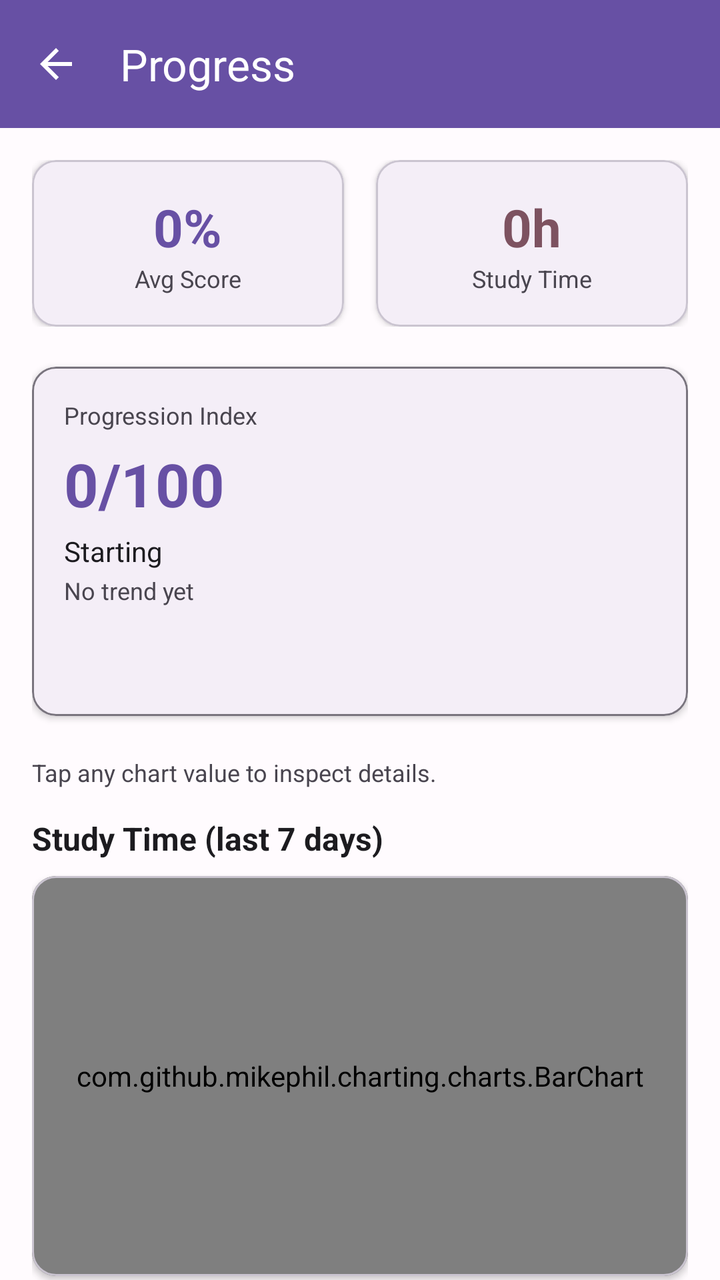
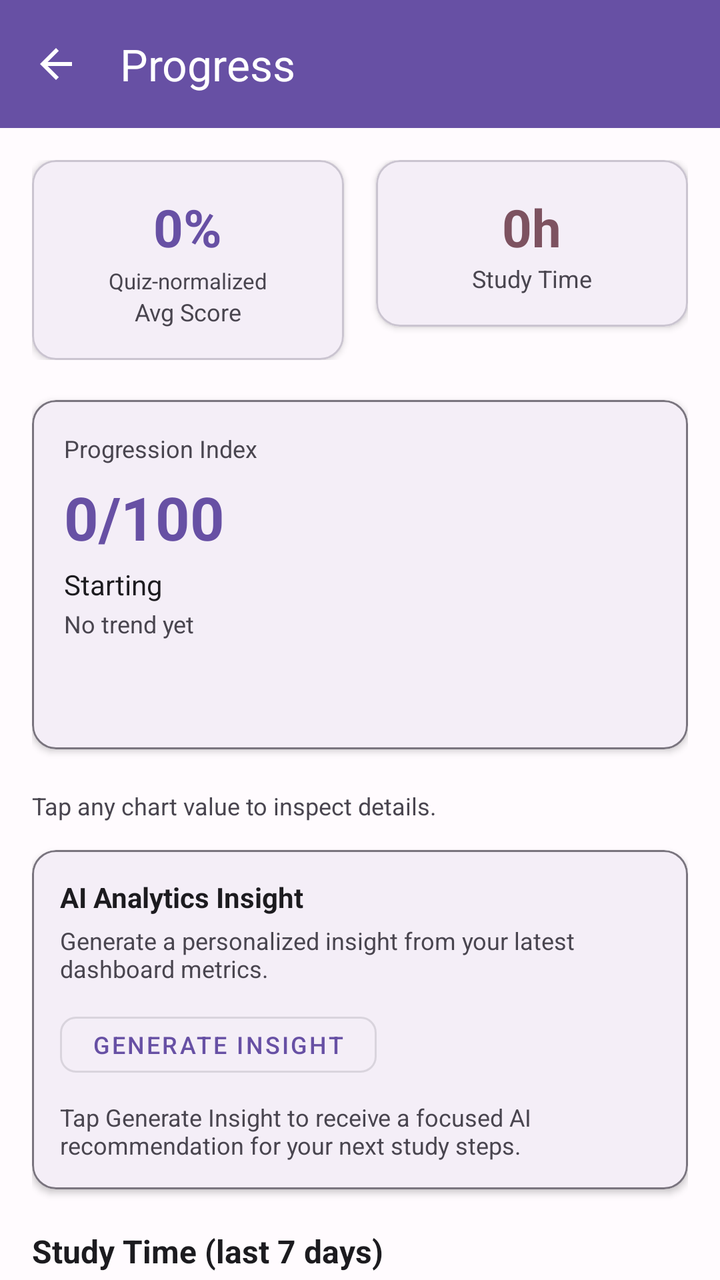

An Android layout rendered at two revisions. The XML below is the earlier revision; the diff shows what the commit changed to produce the second picture.
<!-- AndroidManifest.xml: application theme Theme.StudySyncproject -->
<!-- res/layout/activity_progress.xml -->
<?xml version="1.0" encoding="utf-8"?>
<LinearLayout xmlns:android="http://schemas.android.com/apk/res/android"
    xmlns:app="http://schemas.android.com/apk/res-auto"
    android:layout_width="match_parent"
    android:layout_height="match_parent"
    android:background="@color/background"
    android:orientation="vertical">

    <com.google.android.material.appbar.MaterialToolbar
        android:id="@+id/toolbar"
        android:layout_width="match_parent"
        android:layout_height="?attr/actionBarSize"
        android:background="@color/primary"
        app:navigationIcon="@drawable/ic_arrow_back"
        app:navigationIconTint="@color/on_primary"
        app:title="Progress"
        app:titleTextColor="@color/on_primary" />

    <ScrollView
        android:layout_width="match_parent"
        android:layout_height="0dp"
        android:layout_weight="1"
        android:scrollbars="none">

        <LinearLayout
            android:layout_width="match_parent"
            android:layout_height="wrap_content"
            android:orientation="vertical"
            android:padding="16dp">

            
            <LinearLayout
                android:layout_width="match_parent"
                android:layout_height="wrap_content"
                android:layout_marginBottom="20dp"
                android:orientation="horizontal">

                <com.google.android.material.card.MaterialCardView
                    android:layout_width="0dp"
                    android:layout_height="wrap_content"
                    android:layout_marginEnd="8dp"
                    android:layout_weight="1"
                    app:cardCornerRadius="12dp"
                    app:cardElevation="2dp">

                    <LinearLayout
                        android:layout_width="match_parent"
                        android:layout_height="wrap_content"
                        android:gravity="center"
                        android:orientation="vertical"
                        android:padding="16dp">

                        <TextView
                            android:id="@+id/tv_avg_score"
                            android:layout_width="wrap_content"
                            android:layout_height="wrap_content"
                            android:text="0%"
                            android:textColor="@color/primary"
                            android:textSize="26sp"
                            android:textStyle="bold" />

                        <TextView
                            android:layout_width="wrap_content"
                            android:layout_height="wrap_content"
                            android:text="Avg Score"
                            android:textColor="@color/text_secondary"
                            android:textSize="12sp" />
                    </LinearLayout>
                </com.google.android.material.card.MaterialCardView>

                <com.google.android.material.card.MaterialCardView
                    android:layout_width="0dp"
                    android:layout_height="wrap_content"
                    android:layout_marginStart="8dp"
                    android:layout_weight="1"
                    app:cardCornerRadius="12dp"
                    app:cardElevation="2dp">

                    <LinearLayout
                        android:layout_width="match_parent"
                        android:layout_height="wrap_content"
                        android:gravity="center"
                        android:orientation="vertical"
                        android:padding="16dp">

                        <TextView
                            android:id="@+id/tv_total_study"
                            android:layout_width="wrap_content"
                            android:layout_height="wrap_content"
                            android:text="0h"
                            android:textColor="@color/tertiary"
                            android:textSize="26sp"
                            android:textStyle="bold" />

                        <TextView
                            android:layout_width="wrap_content"
                            android:layout_height="wrap_content"
                            android:text="Study Time"
                            android:textColor="@color/text_secondary"
                            android:textSize="12sp" />
                    </LinearLayout>
                </com.google.android.material.card.MaterialCardView>
            </LinearLayout>

            <com.google.android.material.card.MaterialCardView
                android:layout_width="match_parent"
                android:layout_height="wrap_content"
                android:layout_marginBottom="20dp"
                app:cardCornerRadius="12dp"
                app:cardElevation="2dp"
                app:strokeColor="@color/outline"
                app:strokeWidth="1dp">

                <LinearLayout
                    android:layout_width="match_parent"
                    android:layout_height="wrap_content"
                    android:orientation="vertical"
                    android:padding="16dp">

                    <TextView
                        android:layout_width="wrap_content"
                        android:layout_height="wrap_content"
                        android:text="Progression Index"
                        android:textColor="@color/text_secondary"
                        android:textSize="12sp" />

                    <TextView
                        android:id="@+id/tv_progression_index"
                        android:layout_width="wrap_content"
                        android:layout_height="wrap_content"
                        android:layout_marginTop="6dp"
                        android:text="0/100"
                        android:textColor="@color/primary"
                        android:textSize="30sp"
                        android:textStyle="bold" />

                    <TextView
                        android:id="@+id/tv_progression_state"
                        android:layout_width="wrap_content"
                        android:layout_height="wrap_content"
                        android:layout_marginTop="4dp"
                        android:text="Starting"
                        android:textColor="@color/text_primary"
                        android:textSize="14sp" />

                    <TextView
                        android:id="@+id/tv_progression_delta"
                        android:layout_width="wrap_content"
                        android:layout_height="wrap_content"
                        android:layout_marginTop="2dp"
                        android:text="No trend yet"
                        android:textColor="@color/text_secondary"
                        android:textSize="12sp" />

                    <TextView
                        android:id="@+id/tv_progression_focus"
                        android:layout_width="match_parent"
                        android:layout_height="wrap_content"
                        android:layout_marginTop="4dp"
                        android:text=""
                        android:textColor="@color/text_secondary"
                        android:textSize="12sp" />

                    <TextView
                        android:id="@+id/tv_progression_weekly"
                        android:layout_width="match_parent"
                        android:layout_height="wrap_content"
                        android:layout_marginTop="2dp"
                        android:text=""
                        android:textColor="@color/text_secondary"
                        android:textSize="12sp" />

                </LinearLayout>
            </com.google.android.material.card.MaterialCardView>

            <TextView
                android:id="@+id/tv_interactive_insight"
                android:layout_width="match_parent"
                android:layout_height="wrap_content"
                android:layout_marginBottom="14dp"
                android:text="Tap any chart value to inspect details."
                android:textColor="@color/text_secondary"
                android:textSize="12sp" />

            
            <TextView
                android:layout_width="wrap_content"
                android:layout_height="wrap_content"
                android:layout_marginBottom="8dp"
                android:text="Study Time (last 7 days)"
                android:textColor="@color/text_primary"
                android:textSize="16sp"
                android:textStyle="bold" />

            <com.google.android.material.card.MaterialCardView
                android:layout_width="match_parent"
                android:layout_height="wrap_content"
                android:layout_marginBottom="20dp"
                app:cardCornerRadius="12dp"
                app:cardElevation="2dp">

                <com.github.mikephil.charting.charts.BarChart
                    android:id="@+id/chart_study_time"
                    android:layout_width="match_parent"
                    android:layout_height="200dp"
                    android:padding="8dp" />
            </com.google.android.material.card.MaterialCardView>

            
            <TextView
                android:layout_width="wrap_content"
                android:layout_height="wrap_content"
                android:layout_marginBottom="8dp"
                android:text="Quiz Scores (recent attempts)"
                android:textColor="@color/text_primary"
                android:textSize="16sp"
                android:textStyle="bold" />

            <com.google.android.material.card.MaterialCardView
                android:layout_width="match_parent"
                android:layout_height="wrap_content"
                android:layout_marginBottom="20dp"
                app:cardCornerRadius="12dp"
                app:cardElevation="2dp">

                <com.github.mikephil.charting.charts.LineChart
                    android:id="@+id/chart_quiz_scores"
                    android:layout_width="match_parent"
                    android:layout_height="200dp"
                    android:padding="8dp" />
            </com.google.android.material.card.MaterialCardView>

            
            <TextView
                android:layout_width="wrap_content"
                android:layout_height="wrap_content"
                android:layout_marginBottom="8dp"
                android:text="Task Completion"
                android:textColor="@color/text_primary"
                android:textSize="16sp"
                android:textStyle="bold" />

            <com.google.android.material.card.MaterialCardView
                android:layout_width="match_parent"
                android:layout_height="wrap_content"
                app:cardCornerRadius="12dp"
                app:cardElevation="2dp">

                <com.github.mikephil.charting.charts.PieChart
                    android:id="@+id/chart_tasks"
                    android:layout_width="match_parent"
                    android:layout_height="220dp"
                    android:padding="8dp" />
            </com.google.android.material.card.MaterialCardView>

        </LinearLayout>
    </ScrollView>
</LinearLayout>
<!-- resources referenced by this layout -->
<resources>
  <color name="background">#FFFBFE</color>
  <color name="on_primary">#FFFFFF</color>
  <color name="outline">#79747E</color>
  <color name="primary">#6750A4</color>
  <color name="tertiary">#7D5260</color>
  <color name="text_primary">#1C1B1F</color>
  <color name="text_secondary">#49454F</color>
  <!-- drawable ic_arrow_back (drawable) -->
  <vector xmlns:android="http://schemas.android.com/apk/res/android"
      android:width="24dp"
      android:height="24dp"
      android:viewportWidth="24"
      android:viewportHeight="24">
      <path
          android:fillColor="@android:color/white"
          android:pathData="M20,11L7.83,11l5.59,-5.59L12,4l-8,8 8,8 1.41,-1.41L7.83,13L20,13z" />
  </vector>
  <style name="Theme.StudySyncproject" parent="Base.Theme.StudySyncproject" />
  <style name="Base.Theme.StudySyncproject" parent="Theme.Material3.DayNight.NoActionBar">
          <item name="colorPrimary">@color/primary</item>
          <item name="colorOnPrimary">@color/on_primary</item>
          <item name="colorSecondary">@color/secondary</item>
          <item name="colorOnSecondary">@color/on_secondary</item>
          <item name="colorSurface">@color/surface</item>
          <item name="android:colorBackground">@color/background</item>
          <item name="colorError">@color/error</item>
          <item name="colorPrimaryDark">@color/primary_dark</item>
      </style>
  <color name="secondary">#625B71</color>
  <color name="on_secondary">#FFFFFF</color>
  <color name="surface">#FFFBFE</color>
  <color name="error">#B3261E</color>
  <color name="primary_dark">#4F378B</color>
</resources>

<!-- the commit's change to res/layout/activity_progress.xml (unified diff, before → after) -->
@@ -60,6 +60,15 @@
                             android:textStyle="bold" />
 
                         <TextView
+                            android:id="@+id/tv_avg_score_scope"
+                            android:layout_width="wrap_content"
+                            android:layout_height="wrap_content"
+                            android:layout_marginTop="2dp"
+                            android:text="Quiz-normalized"
+                            android:textColor="@color/text_secondary"
+                            android:textSize="11sp" />
+
+                        <TextView
                             android:layout_width="wrap_content"
                             android:layout_height="wrap_content"
                             android:text="Avg Score"
@@ -182,6 +191,67 @@
                 android:textColor="@color/text_secondary"
                 android:textSize="12sp" />
 
+            <com.google.android.material.card.MaterialCardView
+                android:layout_width="match_parent"
+                android:layout_height="wrap_content"
+                android:layout_marginBottom="20dp"
+                app:cardCornerRadius="12dp"
+                app:cardElevation="2dp"
+                app:strokeColor="@color/outline"
+                app:strokeWidth="1dp">
+
+                <LinearLayout
+                    android:layout_width="match_parent"
+                    android:layout_height="wrap_content"
+                    android:orientation="vertical"
+                    android:padding="14dp">
+
+                    <TextView
+                        android:layout_width="wrap_content"
+                        android:layout_height="wrap_content"
+                        android:text="AI Analytics Insight"
+                        android:textColor="@color/text_primary"
+                        android:textSize="14sp"
+                        android:textStyle="bold" />
+
+                    <TextView
+                        android:layout_width="match_parent"
+                        android:layout_height="wrap_content"
+                        android:layout_marginTop="4dp"
+                        android:text="Generate a personalized insight from your latest dashboard metrics."
+                        android:textColor="@color/text_secondary"
+                        android:textSize="12sp" />
+
+                    <com.google.android.material.button.MaterialButton
+                        android:id="@+id/btn_generate_analytics_insight"
+                        style="@style/Widget.StudySync.Button.Outlined"
+                        android:layout_width="wrap_content"
+                        android:layout_height="40dp"
+                        android:layout_marginTop="10dp"
+                        android:text="Generate Insight"
+                        android:textSize="12sp"
+                        app:cornerRadius="8dp" />
+
+                    <ProgressBar
+                        android:id="@+id/progress_analytics_ai"
+                        style="?android:attr/progressBarStyle"
+                        android:layout_width="wrap_content"
+                        android:layout_height="wrap_content"
+                        android:layout_marginTop="8dp"
+                        android:visibility="gone" />
+
+                    <TextView
+                        android:id="@+id/tv_analytics_ai_insight"
+                        android:layout_width="match_parent"
+                        android:layout_height="wrap_content"
+                        android:layout_marginTop="8dp"
+                        android:text="Tap Generate Insight to receive a focused AI recommendation for your next study steps."
+                        android:textColor="@color/text_secondary"
+                        android:textSize="12sp" />
+
+                </LinearLayout>
+            </com.google.android.material.card.MaterialCardView>
+
             
             <TextView
                 android:layout_width="wrap_content"
<!-- resource entries referenced after the edit -->
@@ -17,7 +17,13 @@
           android:fillColor="@android:color/white"
           android:pathData="M20,11L7.83,11l5.59,-5.59L12,4l-8,8 8,8 1.41,-1.41L7.83,13L20,13z" />
   </vector>
+  <style name="Widget.StudySync.Button.Outlined" parent="Widget.MaterialComponents.Button.OutlinedButton">
+          <item name="android:layout_height">@dimen/button_height</item>
+          <item name="cornerRadius">@dimen/radius_md</item>
+      </style>
   <style name="Theme.StudySyncproject" parent="Base.Theme.StudySyncproject" />
+  <dimen name="button_height">52dp</dimen>
+  <dimen name="radius_md">12dp</dimen>
   <style name="Base.Theme.StudySyncproject" parent="Theme.Material3.DayNight.NoActionBar">
           <item name="colorPrimary">@color/primary</item>
           <item name="colorOnPrimary">@color/on_primary</item>
